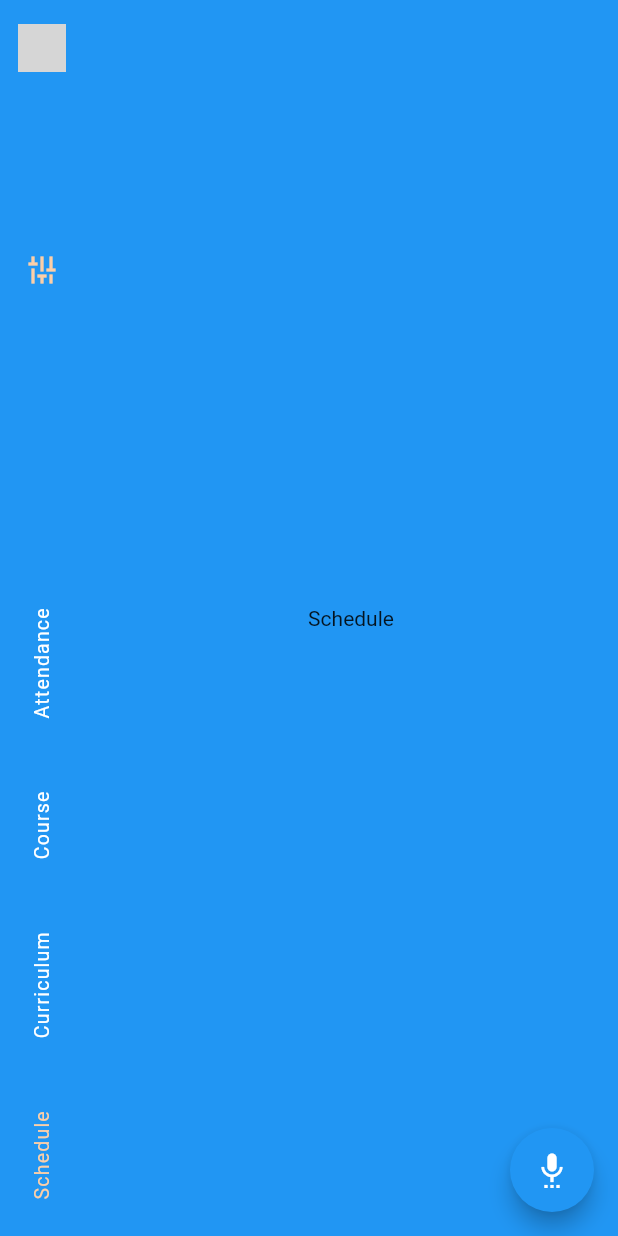
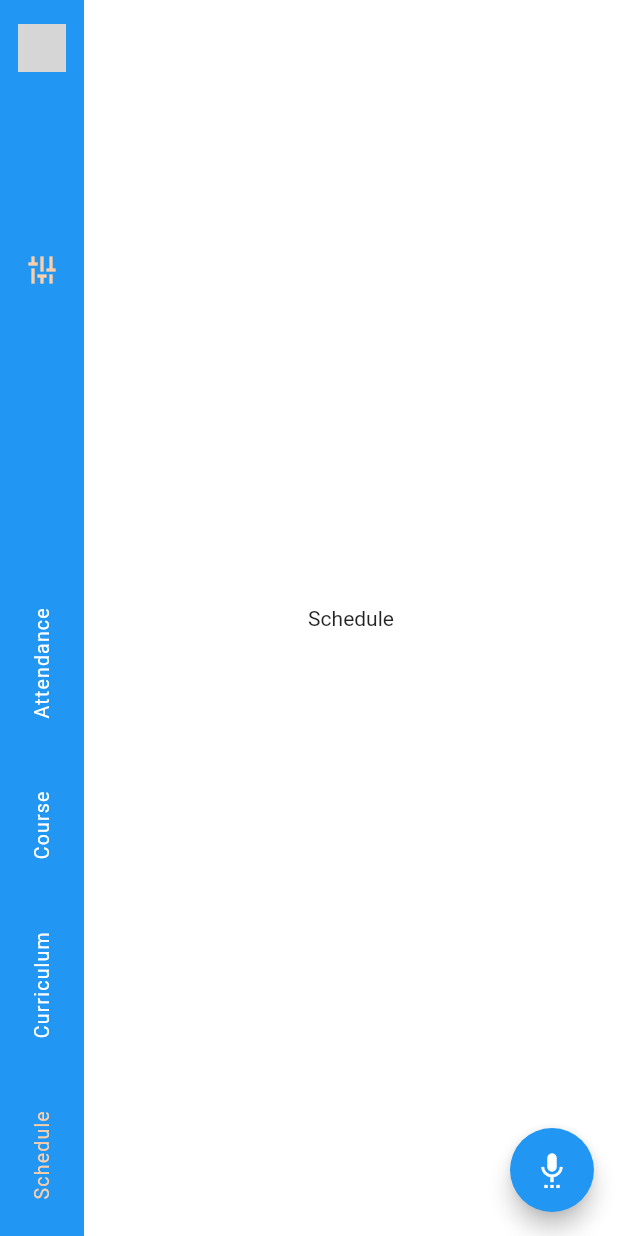
Before and after one commit to RafiIzzatulRizquFaris/smart_classroom_flutter, a Flutter app: the Home screen opened directly, after a tap on "Course", after a tap on "Curriculum", after a tap on "Schedule", on a phone screen of 412 x 824 dp. Run offline on Flutter 3.47's test engine with Material 2 defaults, Android fonts, the phone set to English and light mode, and no system bars; our stand-ins replace firebase_auth; accounts and stored records are empty; network calls fail; grey boxes are pictures that could not be loaded.

Commit message:
update color in course, curriculum, and schedule page

```diff
--- a/lib/page/course.dart
+++ b/lib/page/course.dart
@@ -12,8 +12,11 @@ class CoursePage extends State<Course>{
   @override
   Widget build(BuildContext context) {
     return Expanded(
-      child: Center(
-        child: Text("Course"),
+      child: Container(
+        color: Colors.white,
+        child: Center(
+          child: Text("Course"),
+        ),
       ),
     );
   }
--- a/lib/page/curriculum.dart
+++ b/lib/page/curriculum.dart
@@ -12,8 +12,11 @@ class CurriculumPage extends State<Curriculum>{
   @override
   Widget build(BuildContext context) {
     return Expanded(
-      child: Center(
-        child: Text("Curriculum"),
+      child: Container(
+        color: Colors.white,
+        child: Center(
+          child: Text("Curriculum"),
+        ),
       ),
     );
   }
--- a/lib/page/schedule.dart
+++ b/lib/page/schedule.dart
@@ -12,8 +12,11 @@ class SchedulePage extends State<Schedule>{
   @override
   Widget build(BuildContext context) {
     return Expanded(
-      child: Center(
-        child: Text("Schedule"),
+      child: Container(
+        color: Colors.white,
+        child: Center(
+          child: Text("Schedule"),
+        ),
       ),
     );
   }
```
